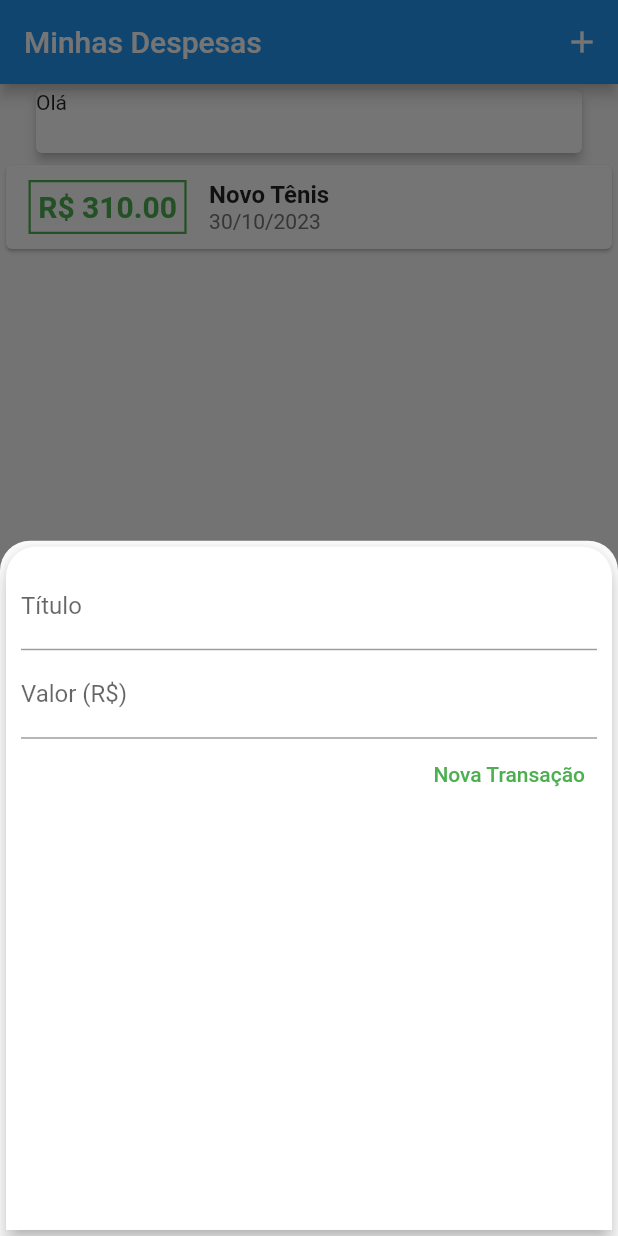
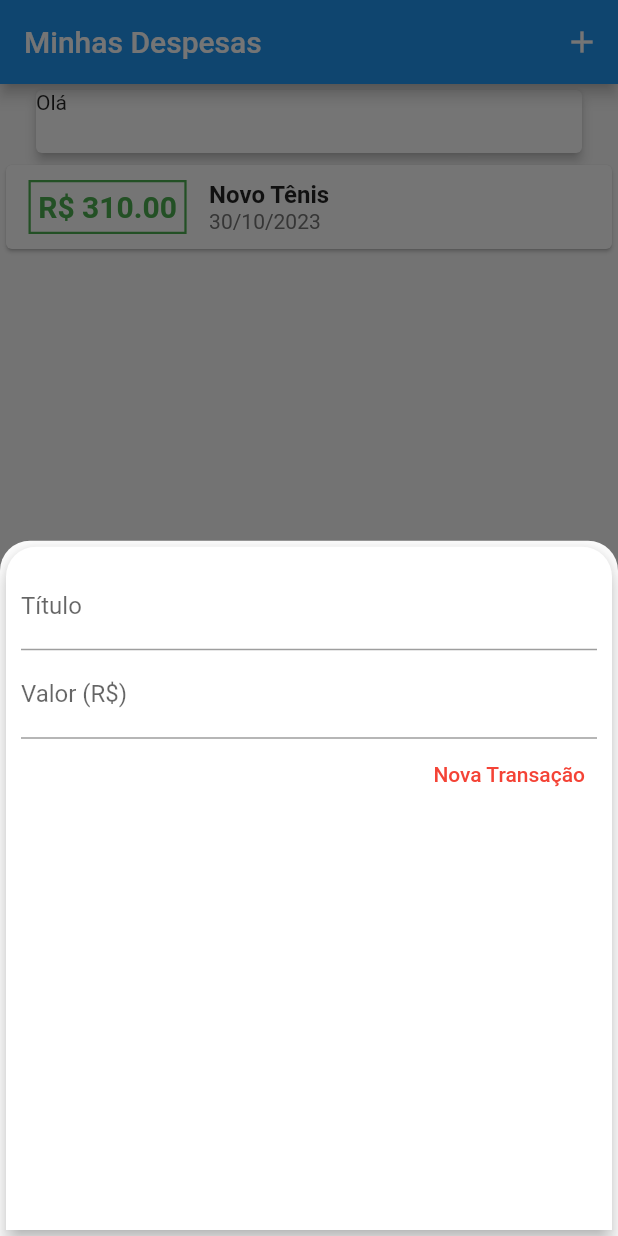
Before and after one commit to EduardoCoder1/Flutter-Despesas-Pessoais, a Flutter app: the screen it shows after launch, after a tap on the "add" icon, on a phone screen of 412 x 824 dp. Run offline on Flutter 3.47's test engine with Material 2 defaults, Android fonts, the phone set to English and light mode, and no system bars.

Commit message:
teste de alteração

```diff
--- a/lib/components/transaction_form.dart
+++ b/lib/components/transaction_form.dart
@@ -46,7 +46,7 @@ class _TransactionFormState extends State<TransactionForm> {
                   onPressed: _submitForm,
                   child: Text(
                     'Nova Transação',
-                    style: TextStyle(color: Colors.green),
+                    style: TextStyle(color: Colors.red),
                   ),
                 ),
               ],
--- a/lib/components/transaction_list.dart
+++ b/lib/components/transaction_list.dart
@@ -41,7 +41,7 @@ class TransactionList extends StatelessWidget {
                     ),
                     Text(
                       DateFormat('d/MM/y').format(tr.date),
-                      style: TextStyle(color: Colors.grey[600]),
+                      style: TextStyle(color: Colors.grey[600], decorationColor: Colors.red),
                     )
                   ],
                 )
```
